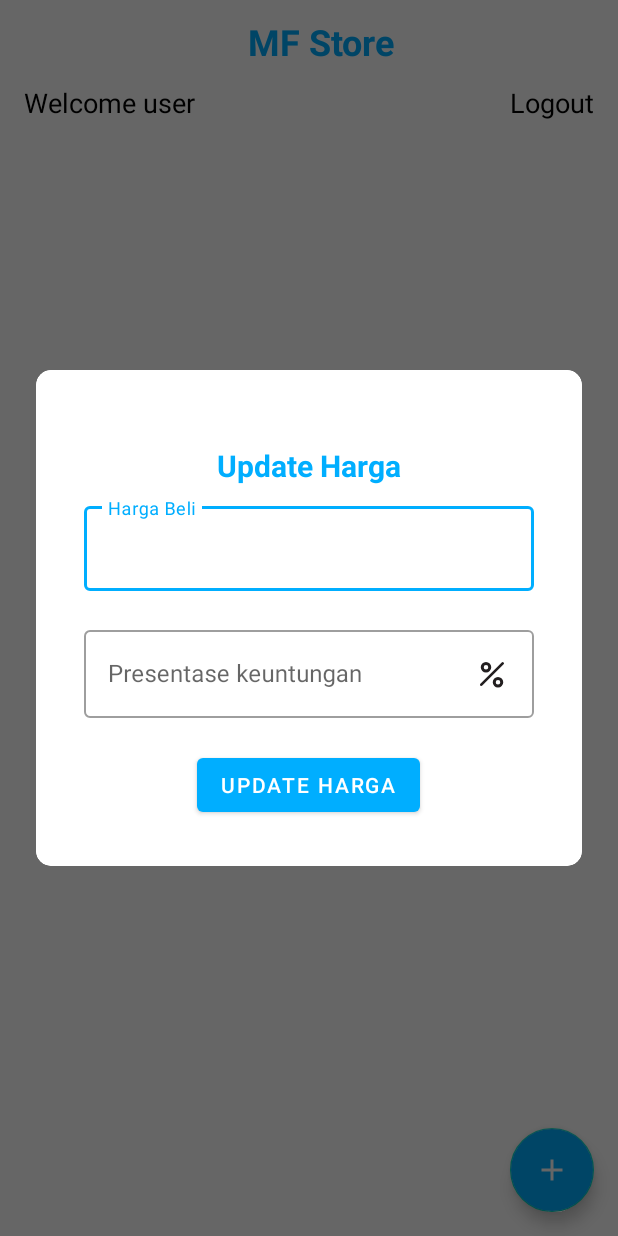
After one commit to Musnadil/ChallengeChapter4, an Android app: the fragment UpdateFragment placed in its activity, on a phone screen of 412 x 824 dp. The commit adds this screen. Run offline under Robolectric (Android 15) with nearby library versions, the phone set to English and light mode, and no system bars; our stand-ins replace Room's generated code; 1 statement that could not run was skipped.

Commit message:
setup update price

```diff
--- a/app/src/main/java/com/musnadil/challengechapter4/adapter/ItemAdapter.kt
+++ b/app/src/main/java/com/musnadil/challengechapter4/adapter/ItemAdapter.kt
@@ -1,10 +1,14 @@
 package com.musnadil.challengechapter4.adapter
 
+import android.content.Intent
 import android.view.LayoutInflater
 import android.view.ViewGroup
 import androidx.recyclerview.widget.RecyclerView
 import com.musnadil.challengechapter4.Item
+import com.musnadil.challengechapter4.MainActivity
 import com.musnadil.challengechapter4.databinding.ItemListBinding
+import com.musnadil.challengechapter4.fragment.AddListFragment
+import com.musnadil.challengechapter4.fragment.UpdateFragment
 
 class ItemAdapter (private val listItem : List<Item>): RecyclerView.Adapter<ItemAdapter.ViewHolder>(){
 
@@ -20,6 +24,12 @@ class ItemAdapter (private val listItem : List<Item>): RecyclerView.Adapter<Item
             tvNamaBarang.text = listItem[position].item_name
             tvHargaBeli.text = ": ${listItem[position].purchase_price.toString()}"
             tvHargaJual.text = ": ${listItem[position].selling_price.toString()}"
+
+        itemRv.setOnClickListener{
+            val activity = it.context as MainActivity
+            val dialogFragment = UpdateFragment(listItem[position].item_name,listItem[position].purchase_price.toString())
+            dialogFragment.show(activity.supportFragmentManager, null)
+        }
         }
     }
     override fun getItemCount(): Int =listItem.size
--- a/app/src/main/java/com/musnadil/challengechapter4/fragment/AddListFragment.kt
+++ b/app/src/main/java/com/musnadil/challengechapter4/fragment/AddListFragment.kt
@@ -1,6 +1,6 @@
 package com.musnadil.challengechapter4.fragment
 
-import android.app.Application
+import android.content.Intent
 import android.os.Bundle
 import android.view.LayoutInflater
 import android.view.View
@@ -8,13 +8,13 @@ import android.view.ViewGroup
 import android.widget.Toast
 import androidx.fragment.app.DialogFragment
 import com.musnadil.challengechapter4.Item
-import com.musnadil.challengechapter4.MainActivity
 import com.musnadil.challengechapter4.R
 import com.musnadil.challengechapter4.StoreDatabase
 import com.musnadil.challengechapter4.databinding.FragmentAddListBinding
 import kotlinx.coroutines.GlobalScope
 import kotlinx.coroutines.async
 import kotlinx.coroutines.runBlocking
+
 
 class AddListFragment : DialogFragment() {
     private var _binding: FragmentAddListBinding? = null
--- /dev/null
+++ b/app/src/main/java/com/musnadil/challengechapter4/fragment/UpdateFragment.kt
@@ -0,0 +1,50 @@
+package com.musnadil.challengechapter4.fragment
+
+import android.os.Bundle
+import android.view.LayoutInflater
+import android.view.View
+import android.view.ViewGroup
+import androidx.fragment.app.DialogFragment
+import com.musnadil.challengechapter4.R
+import com.musnadil.challengechapter4.databinding.FragmentUpdateBinding
+
+class UpdateFragment() : DialogFragment() {
+    private var _binding: FragmentUpdateBinding? = null
+    private val binding get() = _binding!!
+    lateinit var itemName: String
+    lateinit var purcasePrice: String
+    constructor(itemName:String,price : String):this(){
+        this.itemName = itemName
+        this.purcasePrice = price
+    }
+    override fun onCreateView(
+        inflater: LayoutInflater, container: ViewGroup?,
+        savedInstanceState: Bundle?
+    ): View {
+        dialog?.window?.setBackgroundDrawableResource(R.drawable.rounded_dialog)
+        _binding = FragmentUpdateBinding.inflate(inflater, container, false)
+        return binding.root
+    }
+
+    override fun onResume() {
+        super.onResume()
+        dialog?.window?.setLayout(
+            ViewGroup.LayoutParams.WRAP_CONTENT,
+            ViewGroup.LayoutParams.WRAP_CONTENT
+        )
+    }
+
+    override fun onViewCreated(view: View, savedInstanceState: Bundle?) {
+        super.onViewCreated(view, savedInstanceState)
+
+        if(this::purcasePrice.isInitialized){
+            binding.tvItemName.text = "Update Harga ${itemName}"
+            binding.etPurchasePrice.setText(purcasePrice)
+        }
+        binding.btnUpdateBarang.setOnClickListener {
+            dialog?.dismiss()
+        }
+
+    }
+
+}
--- /dev/null
+++ b/app/src/main/res/layout/fragment_update.xml
@@ -0,0 +1,63 @@
+<?xml version="1.0" encoding="utf-8"?>
+<LinearLayout xmlns:android="http://schemas.android.com/apk/res/android"
+    xmlns:tools="http://schemas.android.com/tools"
+    android:layout_width="match_parent"
+    android:layout_height="match_parent"
+    xmlns:app="http://schemas.android.com/apk/res-auto"
+    android:background="@drawable/rounded_dialog"
+    android:orientation="vertical"
+    tools:context=".fragment.AddListFragment"
+    android:gravity="center_horizontal">
+
+    <TextView
+        android:id="@+id/tv_item_name"
+        android:layout_width="wrap_content"
+        android:layout_height="wrap_content"
+        android:layout_gravity="center"
+        android:layout_marginTop="50dp"
+        android:text="@string/update_harga"
+        android:textColor="@color/blue"
+        android:textSize="20sp"
+        android:textStyle="bold" />
+
+    <com.google.android.material.textfield.TextInputLayout
+        android:id="@+id/wrap_purchase_price"
+        style="@style/Widget.MaterialComponents.TextInputLayout.OutlinedBox"
+        android:layout_width="300dp"
+        android:layout_marginTop="8dp"
+        android:layout_height="wrap_content"
+        android:layout_marginHorizontal="32dp"
+        app:errorEnabled="true">
+
+        <com.google.android.material.textfield.TextInputEditText
+            android:id="@+id/et_purchase_price"
+            android:layout_width="match_parent"
+            android:layout_height="wrap_content"
+            android:hint="@string/harga_beli" />
+
+    </com.google.android.material.textfield.TextInputLayout>
+    <com.google.android.material.textfield.TextInputLayout
+        android:id="@+id/wrap_precentage"
+        style="@style/Widget.MaterialComponents.TextInputLayout.OutlinedBox"
+        android:layout_width="300dp"
+        android:layout_height="wrap_content"
+        android:layout_marginHorizontal="32dp"
+        app:errorEnabled="true">
+
+        <com.google.android.material.textfield.TextInputEditText
+            android:id="@+id/et_precentage"
+            android:layout_width="match_parent"
+            android:layout_height="wrap_content"
+            android:hint="@string/presentase_keuntungan"
+            android:drawableEnd="@drawable/ic_percent"/>
+    </com.google.android.material.textfield.TextInputLayout>
+
+    <com.google.android.material.button.MaterialButton
+        android:id="@+id/btn_update_barang"
+        android:layout_width="wrap_content"
+        android:layout_height="wrap_content"
+        android:layout_gravity="center"
+        android:layout_marginBottom="30dp"
+        android:text="@string/update_harga" />
+
+</LinearLayout>
--- a/app/src/main/res/layout/item_list.xml
+++ b/app/src/main/res/layout/item_list.xml
@@ -1,5 +1,7 @@
 <?xml version="1.0" encoding="utf-8"?>
-<com.google.android.material.card.MaterialCardView xmlns:android="http://schemas.android.com/apk/res/android"
+<com.google.android.material.card.MaterialCardView
+    android:id="@+id/item_rv"
+    xmlns:android="http://schemas.android.com/apk/res/android"
     xmlns:app="http://schemas.android.com/apk/res-auto"
     android:layout_width="match_parent"
     android:layout_height="wrap_content"
--- a/app/src/main/res/values/strings.xml
+++ b/app/src/main/res/values/strings.xml
@@ -12,4 +12,6 @@
     <string name="logout">Logout</string>
     <string name="tambah_barang">Tambah Barang</string>
     <string name="presentase_keuntungan">Presentase keuntungan</string>
+    <string name="edit_harga">Edit Harga</string>
+    <string name="update_harga">Update Harga</string>
 </resources>
```
